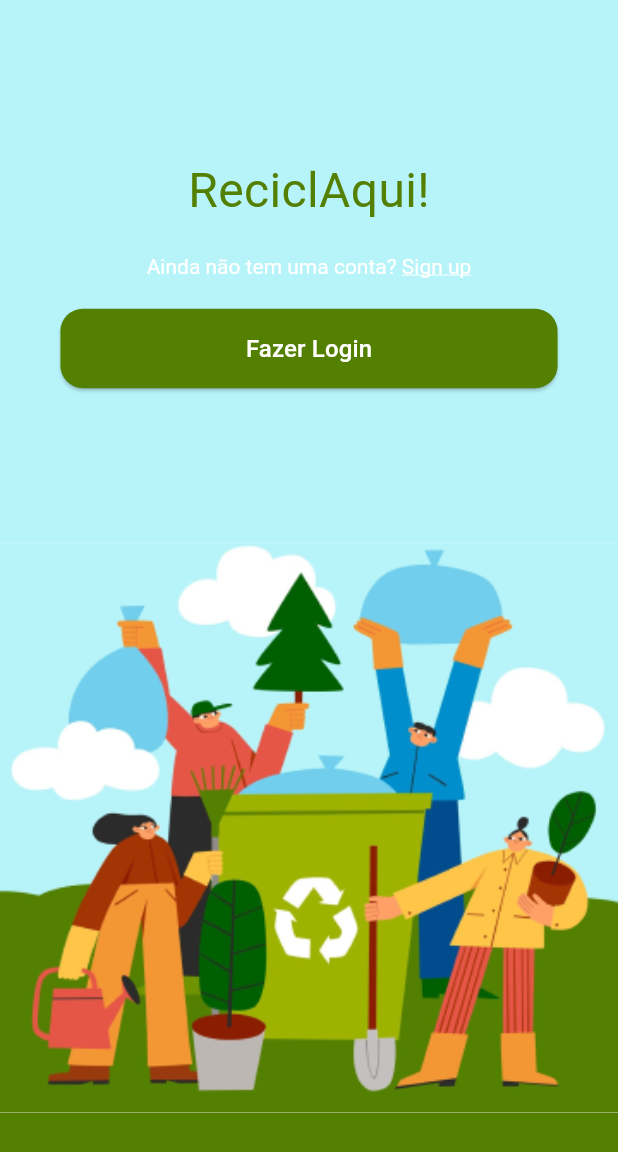
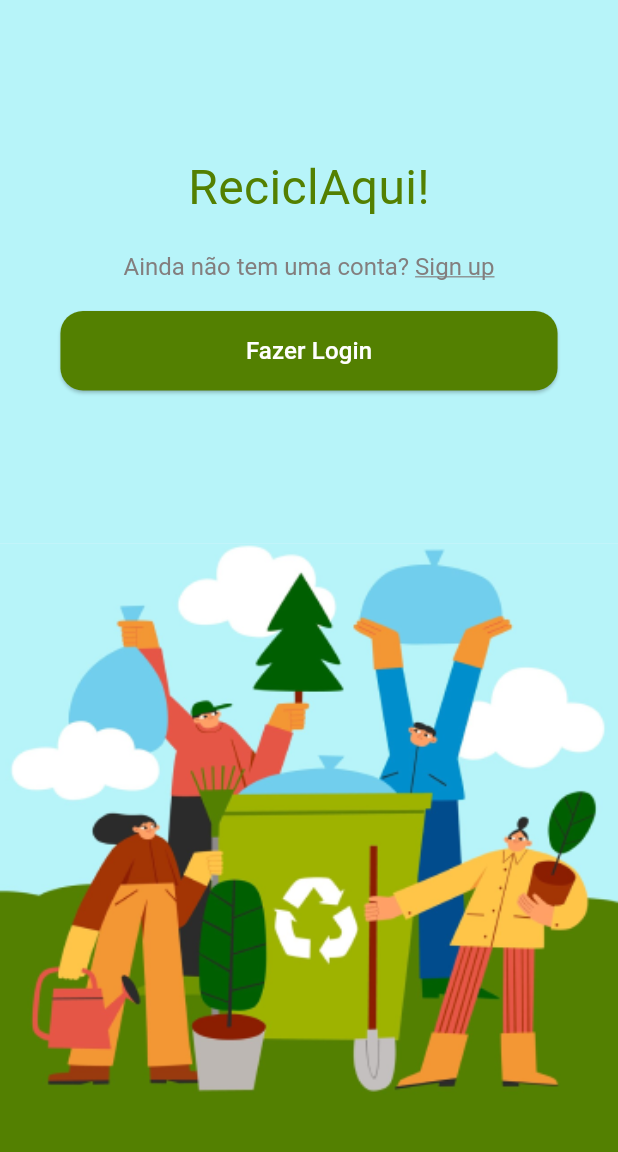
Before and after one commit to juhroque/reciclaqui, a Flutter app: the screen it shows after launch, on a phone screen of 412 x 824 dp. Shown: the top 1152 px of the screen. Run offline on Flutter 3.47's test engine with Material 3 defaults, Android fonts, the phone set to English and light mode, and no system bars; Roboto replaces fonts that are missing (Montserrat).

Commit message:
welcome-people arrumada

```diff
--- a/lib/pages/Home_Page.dart
+++ b/lib/pages/Home_Page.dart
@@ -36,7 +36,7 @@ class HomePage extends StatelessWidget {
             top: 30,
             left: 16,
             child: IconButton(
-              icon: Icon(Icons.help, color: Colors.black),
+              icon: Icon(Icons.help, color: Colors.white),
               onPressed: () {
                 // navegacao reason screen
                 Navigator.push(
@@ -50,7 +50,7 @@ class HomePage extends StatelessWidget {
             top: 30,
             right: 16,
             child: IconButton(
-              icon: Icon(Icons.search, color: Colors.black),
+              icon: Icon(Icons.search, color: Colors.white),
               onPressed: () {
                 // Ação ao pressionar o ícone de busca
                 print('Busca clicada');
--- a/lib/pages/Reason_Screen.dart
+++ b/lib/pages/Reason_Screen.dart
@@ -86,7 +86,7 @@ class ReasonScreen extends StatelessWidget {
                     left: 0,
                     child: Container(
                       width: screenWidth,
-                      height: screenHeight * 0.1, // altura do fundo verde
+                      height: screenHeight * 0.11, // altura do fundo verde
                       color: Color.fromRGBO(83, 128, 1, 1), // Fundo verde
                     ),
                   ),
--- a/lib/pages/Welcome_Screen.dart
+++ b/lib/pages/Welcome_Screen.dart
@@ -38,15 +38,15 @@ class WelcomeScreen extends StatelessWidget {
                     text: TextSpan(
                       text: 'Ainda não tem uma conta? ',
                       style: TextStyle(
-                        color: Colors.white,
+                        color: const Color.fromRGBO(131, 126, 126, 1),
                         fontFamily: 'Roboto',
-                        fontSize: 14,
+                        fontSize: 16,
                       ),
                       children: [
                         TextSpan(
                           text: 'Sign up',
                           style: TextStyle(
-                            color: Colors.white,
+                            color: const Color.fromRGBO(131, 126, 126, 1),
                             decoration: TextDecoration.underline, // Apenas "Sign up" sublinhado
                           ),
                           recognizer: TapGestureRecognizer()
@@ -116,7 +116,7 @@ class WelcomeScreen extends StatelessWidget {
                     left: 0,
                     child: Container(
                       width: screenWidth,
-                      height: screenHeight * 0.1, // altura do fundo verde
+                      height: screenHeight * 0.11, // altura do fundo verde
                       color: Color.fromRGBO(83, 128, 1, 1), // Fundo verde
                     ),
                   ),
```
